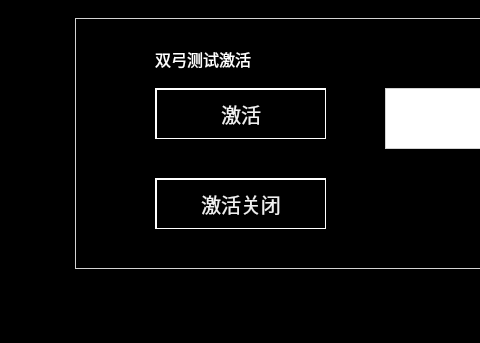
Qt form main_doublepanto.ui (mayue-crrc/Loco8) before a commit; both pictures show x 95 to 575 and y 102 to 445 of the 800 by 445 pixel window.
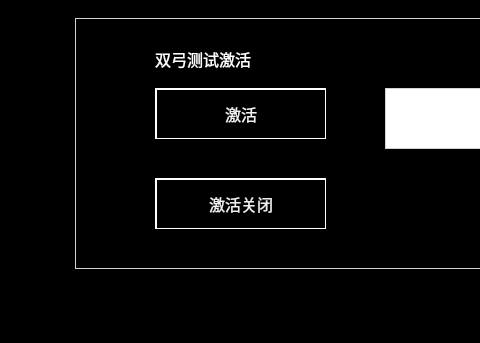
The same form after that commit.

Diff of the .ui file:
```diff
--- a/main_doublepanto.ui
+++ b/main_doublepanto.ui
@@ -27,7 +27,7 @@
 
 QPushButton
 {
-	font:20px;
+	font:16px;
     color: rgb(240,240,240);
 	background-color: rgb(0, 0, 0);
 	border-top: 2px solid white;	
```
Left out of the diff: 6 changed lines with no effect on the pictures.
